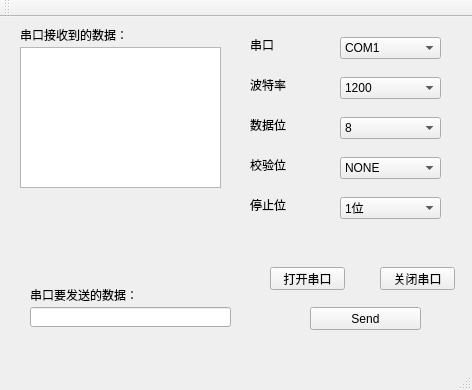
Qt form mainwindow.ui (myqt-project/mycom) before a commit.
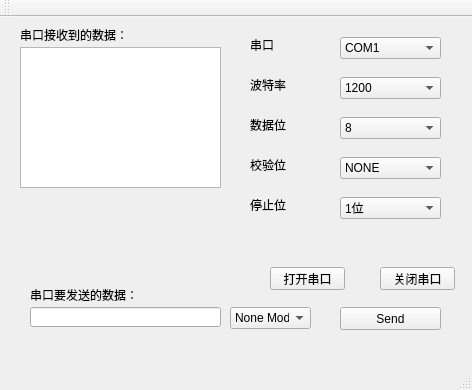
The same form after that commit.

Commit message:
two Mode
增加Mode选项，通过选择可以实现发送带回车的指令和不带回车的指令。

```diff
--- a/mainwindow.ui
+++ b/mainwindow.ui
@@ -55,7 +55,7 @@
      <rect>
       <x>30</x>
       <y>290</y>
-      <width>201</width>
+      <width>191</width>
       <height>20</height>
      </rect>
     </property>
@@ -63,9 +63,9 @@
    <widget class="QPushButton" name="sendMsgBtn">
     <property name="geometry">
      <rect>
-      <x>310</x>
+      <x>340</x>
       <y>290</y>
-      <width>111</width>
+      <width>101</width>
       <height>23</height>
      </rect>
     </property>
@@ -309,6 +309,26 @@
      <string>停止位</string>
     </property>
    </widget>
+   <widget class="QComboBox" name="option">
+    <property name="geometry">
+     <rect>
+      <x>230</x>
+      <y>290</y>
+      <width>81</width>
+      <height>22</height>
+     </rect>
+    </property>
+    <item>
+     <property name="text">
+      <string>None Mode</string>
+     </property>
+    </item>
+    <item>
+     <property name="text">
+      <string>Enter Mode</string>
+     </property>
+    </item>
+   </widget>
   </widget>
   <widget class="QMenuBar" name="menuBar">
    <property name="geometry">
```
The commit also changes 2 other files.
